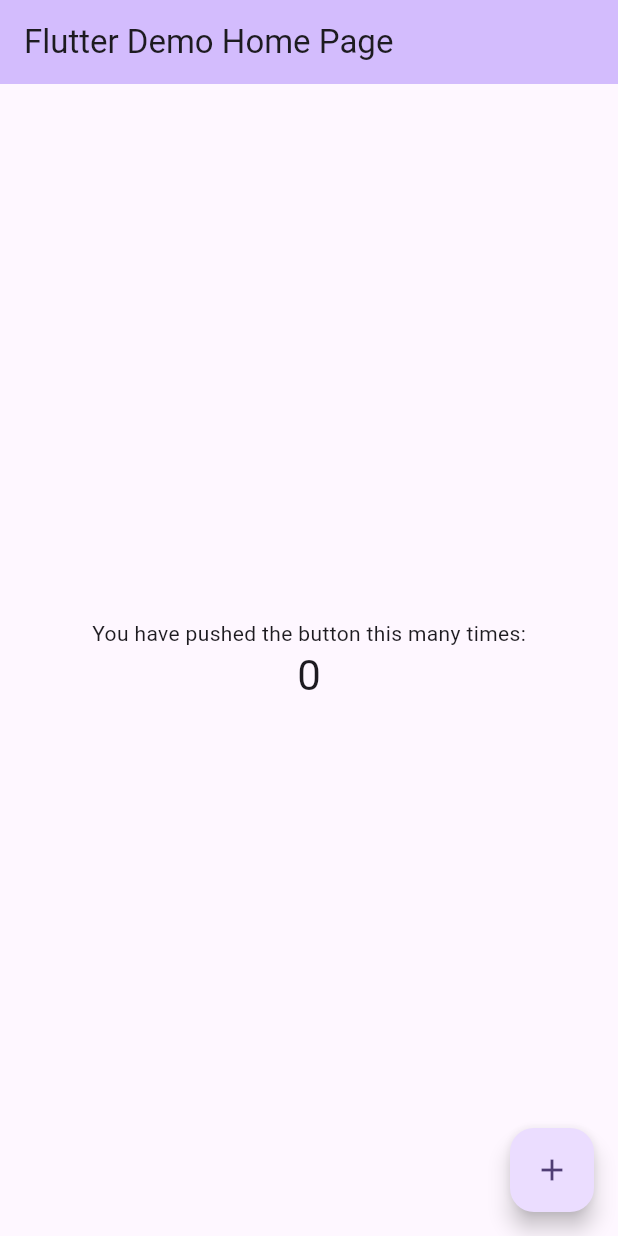
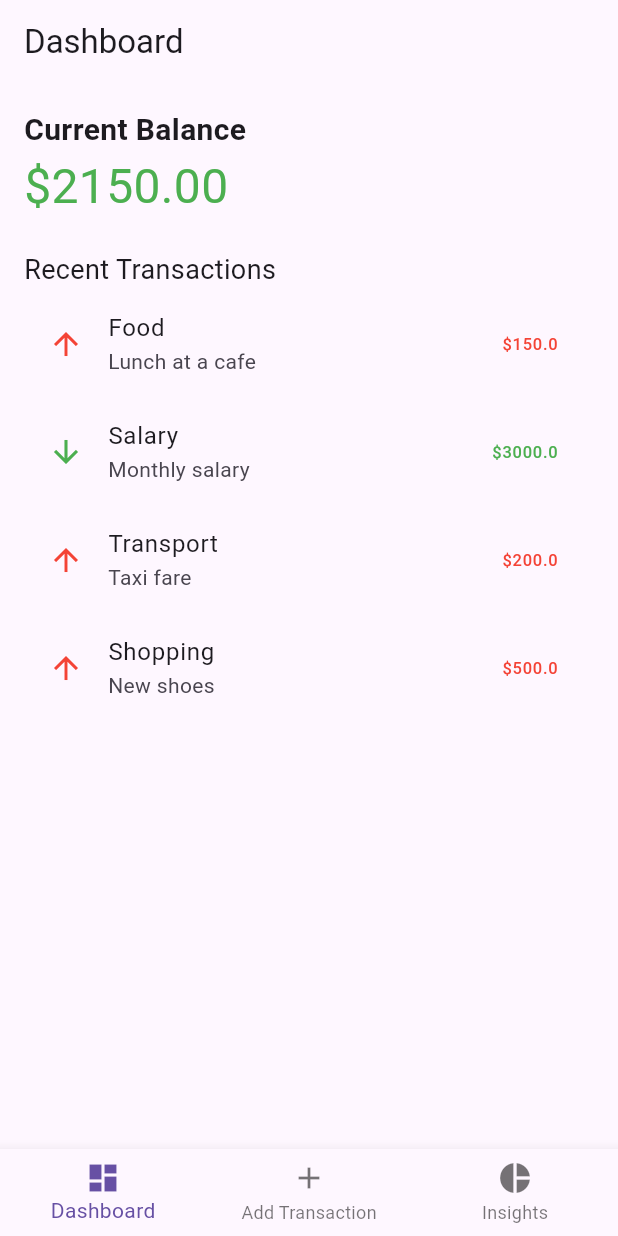
Before and after one commit to arnoldnekemiah/finance_tracker, a Flutter app: the screen it shows after launch, on a phone screen of 412 x 824 dp. Run offline on Flutter 3.47's test engine with Material 3 defaults, Android fonts, the phone set to English and light mode, and no system bars; our stand-ins replace fl_chart.

Commit message:
set base for app

```diff
--- /dev/null
+++ b/lib/dummy/spending_summary.dart
@@ -0,0 +1,5 @@
+final Map<String, double> spendingSummary = {
+  "Food": 150.0,
+  "Transport": 200.0,
+  "Shopping": 500.0,
+};
--- /dev/null
+++ b/lib/dummy/transactions.dart
@@ -0,0 +1,34 @@
+final List<Map<String, dynamic>> transactions = [
+  {
+    "id": 1,
+    "amount": 150.0,
+    "category": "Food",
+    "type": "Expense",
+    "date": "2024-11-01",
+    "notes": "Lunch at a cafe"
+  },
+  {
+    "id": 2,
+    "amount": 3000.0,
+    "category": "Salary",
+    "type": "Income",
+    "date": "2024-11-01",
+    "notes": "Monthly salary"
+  },
+  {
+    "id": 3,
+    "amount": 200.0,
+    "category": "Transport",
+    "type": "Expense",
+    "date": "2024-11-02",
+    "notes": "Taxi fare"
+  },
+  {
+    "id": 4,
+    "amount": 500.0,
+    "category": "Shopping",
+    "type": "Expense",
+    "date": "2024-11-03",
+    "notes": "New shoes"
+  },
+];
--- a/lib/main.dart
+++ b/lib/main.dart
@@ -1,125 +1,59 @@
+import 'package:finance_tracker/presentation/screens/insight_screens.dart';
+import 'package:finance_tracker/presentation/screens/transaction_screen.dart';
 import 'package:flutter/material.dart';
+import 'presentation/screens/dashboard_screen.dart';
 
 void main() {
-  runApp(const MyApp());
+  runApp(FinanceTrackerApp());
 }
 
-class MyApp extends StatelessWidget {
-  const MyApp({super.key});
-
-  // This widget is the root of your application.
+class FinanceTrackerApp extends StatelessWidget {
   @override
   Widget build(BuildContext context) {
     return MaterialApp(
-      title: 'Flutter Demo',
-      theme: ThemeData(
-        // This is the theme of your application.
-        //
-        // TRY THIS: Try running your application with "flutter run". You'll see
-        // the application has a purple toolbar. Then, without quitting the app,
-        // try changing the seedColor in the colorScheme below to Colors.green
-        // and then invoke "hot reload" (save your changes or press the "hot
-        // reload" button in a Flutter-supported IDE, or press "r" if you used
-        // the command line to start the app).
-        //
-        // Notice that the counter didn't reset back to zero; the application
-        // state is not lost during the reload. To reset the state, use hot
-        // restart instead.
-        //
-        // This works for code too, not just values: Most code changes can be
-        // tested with just a hot reload.
-        colorScheme: ColorScheme.fromSeed(seedColor: Colors.deepPurple),
-        useMaterial3: true,
-      ),
-      home: const MyHomePage(title: 'Flutter Demo Home Page'),
+      title: 'Personal Finance Tracker',
+      theme: ThemeData(primarySwatch: Colors.blue),
+      home: HomeScreen(),
     );
   }
 }
 
-class MyHomePage extends StatefulWidget {
-  const MyHomePage({super.key, required this.title});
-
-  // This widget is the home page of your application. It is stateful, meaning
-  // that it has a State object (defined below) that contains fields that affect
-  // how it looks.
-
-  // This class is the configuration for the state. It holds the values (in this
-  // case the title) provided by the parent (in this case the App widget) and
-  // used by the build method of the State. Fields in a Widget subclass are
-  // always marked "final".
-
-  final String title;
-
+class HomeScreen extends StatefulWidget {
   @override
-  State<MyHomePage> createState() => _MyHomePageState();
+  _HomeScreenState createState() => _HomeScreenState();
 }
 
-class _MyHomePageState extends State<MyHomePage> {
-  int _counter = 0;
+class _HomeScreenState extends State<HomeScreen> {
+  int _selectedIndex = 0;
 
-  void _incrementCounter() {
+  final List<Widget> _screens = [
+    DashboardScreen(),
+    AddTransactionScreen(),
+    InsightsScreen(),
+  ];
+
+  void _onItemTapped(int index) {
     setState(() {
-      // This call to setState tells the Flutter framework that something has
-      // changed in this State, which causes it to rerun the build method below
-      // so that the display can reflect the updated values. If we changed
-      // _counter without calling setState(), then the build method would not be
-      // called again, and so nothing would appear to happen.
-      _counter++;
+      _selectedIndex = index;
     });
   }
 
   @override
   Widget build(BuildContext context) {
-    // This method is rerun every time setState is called, for instance as done
-    // by the _incrementCounter method above.
-    //
-    // The Flutter framework has been optimized to make rerunning build methods
-    // fast, so that you can just rebuild anything that needs updating rather
-    // than having to individually change instances of widgets.
     return Scaffold(
-      appBar: AppBar(
-        // TRY THIS: Try changing the color here to a specific color (to
-        // Colors.amber, perhaps?) and trigger a hot reload to see the AppBar
-        // change color while the other colors stay the same.
-        backgroundColor: Theme.of(context).colorScheme.inversePrimary,
-        // Here we take the value from the MyHomePage object that was created by
-        // the App.build method, and use it to set our appbar title.
-        title: Text(widget.title),
+      body: _screens[_selectedIndex],
+      bottomNavigationBar: BottomNavigationBar(
+        currentIndex: _selectedIndex,
+        onTap: _onItemTapped,
+        items: const [
+          BottomNavigationBarItem(
+              icon: Icon(Icons.dashboard), label: 'Dashboard'),
+          BottomNavigationBarItem(
+              icon: Icon(Icons.add), label: 'Add Transaction'),
+          BottomNavigationBarItem(
+              icon: Icon(Icons.pie_chart), label: 'Insights'),
+        ],
       ),
-      body: Center(
-        // Center is a layout widget. It takes a single child and positions it
-        // in the middle of the parent.
-        child: Column(
-          // Column is also a layout widget. It takes a list of children and
-          // arranges them vertically. By default, it sizes itself to fit its
-          // children horizontally, and tries to be as tall as its parent.
-          //
-          // Column has various properties to control how it sizes itself and
-          // how it positions its children. Here we use mainAxisAlignment to
-          // center the children vertically; the main axis here is the vertical
-          // axis because Columns are vertical (the cross axis would be
-          // horizontal).
-          //
-          // TRY THIS: Invoke "debug painting" (choose the "Toggle Debug Paint"
-          // action in the IDE, or press "p" in the console), to see the
-          // wireframe for each widget.
-          mainAxisAlignment: MainAxisAlignment.center,
-          children: <Widget>[
-            const Text(
-              'You have pushed the button this many times:',
-            ),
-            Text(
-              '$_counter',
-              style: Theme.of(context).textTheme.headlineMedium,
-            ),
-          ],
-        ),
-      ),
-      floatingActionButton: FloatingActionButton(
-        onPressed: _incrementCounter,
-        tooltip: 'Increment',
-        child: const Icon(Icons.add),
-      ), // This trailing comma makes auto-formatting nicer for build methods.
     );
   }
 }
--- /dev/null
+++ b/lib/presentation/screens/dashboard_screen.dart
@@ -0,0 +1,55 @@
+import 'package:finance_tracker/dummy/transactions.dart';
+import 'package:flutter/material.dart';
+
+class DashboardScreen extends StatelessWidget {
+  final double currentBalance = 2150.0;
+
+  @override
+  Widget build(BuildContext context) {
+    return Scaffold(
+      appBar: AppBar(title: Text("Dashboard")),
+      body: Padding(
+        padding: const EdgeInsets.all(16.0),
+        child: Column(
+          crossAxisAlignment: CrossAxisAlignment.start,
+          children: [
+            Text("Current Balance",
+                style: TextStyle(fontSize: 20, fontWeight: FontWeight.bold)),
+            Text("\$${currentBalance.toStringAsFixed(2)}",
+                style: TextStyle(fontSize: 32, color: Colors.green)),
+            SizedBox(height: 20),
+            Text("Recent Transactions", style: TextStyle(fontSize: 18)),
+            Expanded(
+              child: ListView.builder(
+                itemCount: transactions.length,
+                itemBuilder: (context, index) {
+                  final transaction = transactions[index];
+                  return ListTile(
+                    leading: Icon(
+                      transaction["type"] == "Income"
+                          ? Icons.arrow_downward
+                          : Icons.arrow_upward,
+                      color: transaction["type"] == "Income"
+                          ? Colors.green
+                          : Colors.red,
+                    ),
+                    title: Text(transaction["category"]),
+                    subtitle: Text(transaction["notes"] ?? ""),
+                    trailing: Text(
+                      "\$${transaction["amount"]}",
+                      style: TextStyle(
+                        color: transaction["type"] == "Income"
+                            ? Colors.green
+                            : Colors.red,
+                      ),
+                    ),
+                  );
+                },
+              ),
+            ),
+          ],
+        ),
+      ),
+    );
+  }
+}
```
Also changed, not shown: lib/presentation/screens/insight_screens.dart (added, +63 -0 lines), lib/presentation/screens/transaction_screen.dart (added, +84 -0 lines), pubspec.yaml (+7 -0 lines), pubspec.lock, 6 other files.
